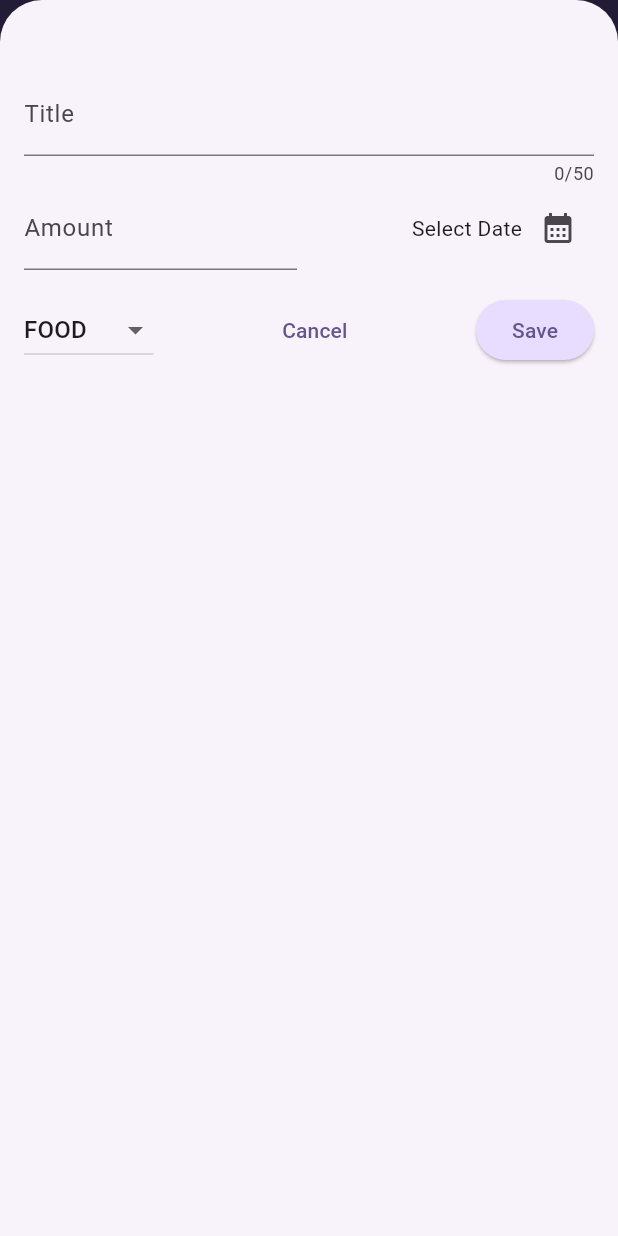
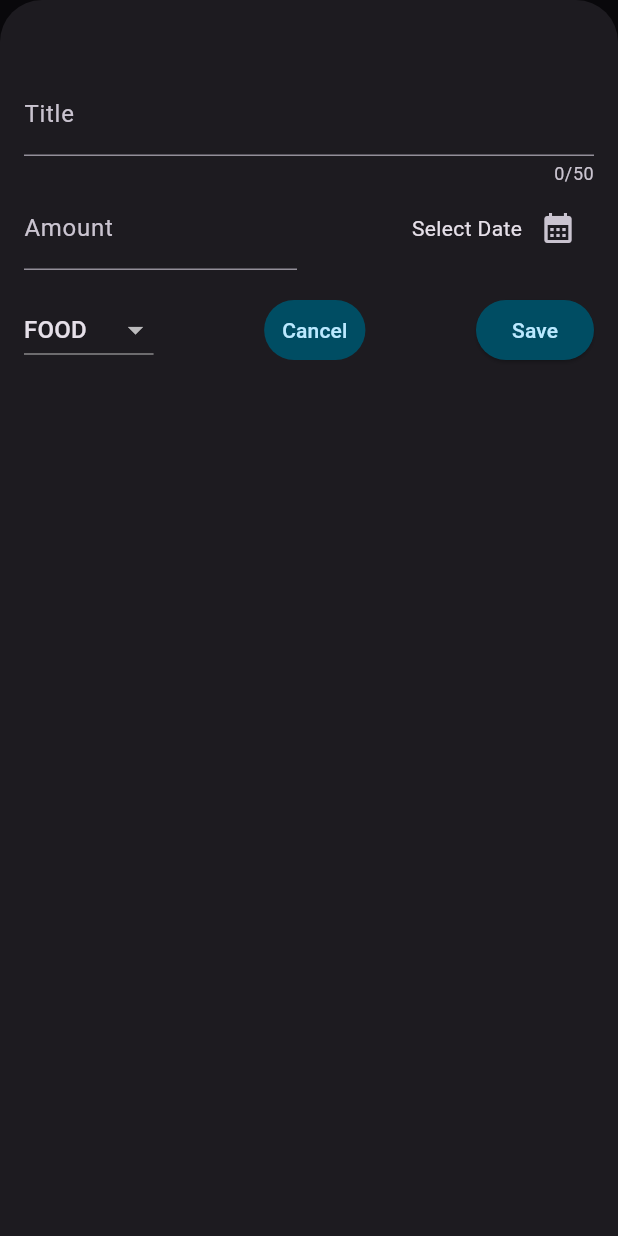
Before and after one commit to GulsahDuzgun/Flutter, a Flutter app: the screen it shows after launch, after a tap on the "add" icon, on a phone screen of 412 x 824 dp. Run offline on Flutter 3.47's test engine with Material 3 defaults, Android fonts, the phone set to English and light mode, and no system bars; our stand-ins replace google_fonts.

Commit message:
adding dark mode

```diff
--- a/expense_tracker/lib/main.dart
+++ b/expense_tracker/lib/main.dart
@@ -5,9 +5,32 @@ var kColorScheme = ColorScheme.fromSeed(
   seedColor: const Color.fromARGB(255, 96, 59, 181),
 );
 
+var kDarkThemeScheme = ColorScheme.fromSeed(
+  seedColor: const Color.fromARGB(255, 5, 99, 125),
+  brightness: Brightness.dark,
+);
+
 void main() {
   runApp(
     MaterialApp(
+      darkTheme: ThemeData.dark().copyWith(
+        cardTheme: const CardThemeData().copyWith(
+          color: kDarkThemeScheme.secondaryContainer,
+          margin: const EdgeInsets.symmetric(horizontal: 16, vertical: 8),
+        ),
+        elevatedButtonTheme: ElevatedButtonThemeData(
+          style: ElevatedButton.styleFrom(
+            backgroundColor: kDarkThemeScheme.primaryContainer,
+            foregroundColor: kDarkThemeScheme.onPrimaryContainer,
+          ),
+        ),
+        textButtonTheme: TextButtonThemeData(
+          style: ElevatedButton.styleFrom(
+            backgroundColor: kDarkThemeScheme.primaryContainer,
+            foregroundColor: kDarkThemeScheme.onPrimaryContainer,
+          ),
+        ),
+      ),
       theme: ThemeData().copyWith(
         colorScheme: kColorScheme,
         appBarTheme: AppBarTheme().copyWith(
@@ -32,6 +55,7 @@ void main() {
         ),
       ),
       home: ExpenseTracker(),
+      themeMode: ThemeMode.dark,
     ),
   );
 }
```
